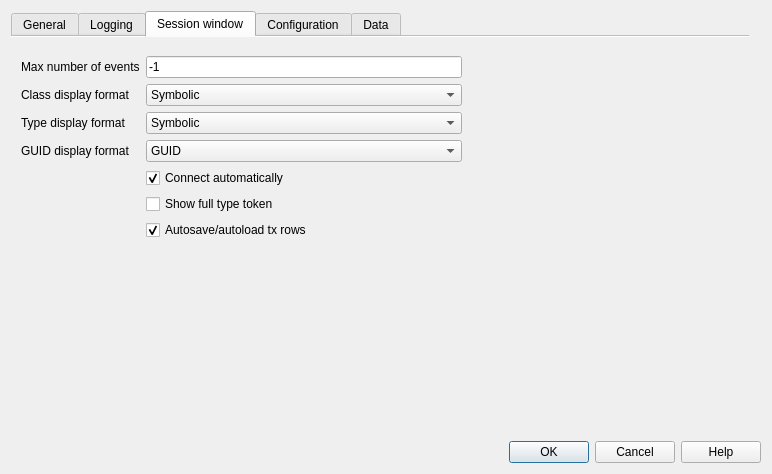
grodansparadis/vscp-works-qt, file src/cdlgmainsettings.ui: the form before one commit.
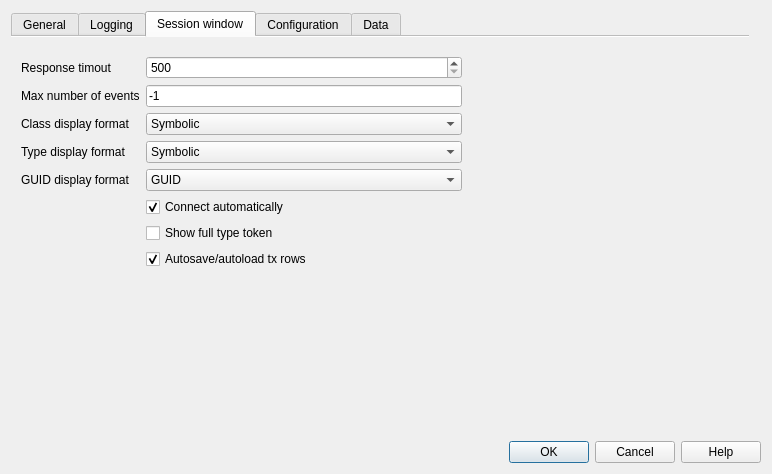
The form after the commit. The open tabs and pages were chosen to show the change.

Diff of the .ui file:
```diff
--- a/src/cdlgmainsettings.ui
+++ b/src/cdlgmainsettings.ui
@@ -461,7 +461,7 @@
          <x>10</x>
          <y>10</y>
          <width>441</width>
-         <height>262</height>
+         <height>283</height>
         </rect>
        </property>
        <layout class="QFormLayout" name="formLayout_4">
@@ -472,14 +472,14 @@
           </property>
          </widget>
         </item>
-        <item row="1" column="0">
+        <item row="4" column="0">
          <widget class="QLabel" name="label_8">
           <property name="text">
            <string>Max number of events</string>
           </property>
          </widget>
         </item>
-        <item row="1" column="1">
+        <item row="4" column="1">
          <widget class="QLineEdit" name="editMaxSessionEvents">
           <property name="toolTip">
            <string>&lt;html&gt;&lt;head/&gt;&lt;body&gt;&lt;p&gt;Max number of events that will be received. Set to -1 for no limit.&lt;/p&gt;&lt;/body&gt;&lt;/html&gt;</string>
@@ -489,14 +489,14 @@
           </property>
          </widget>
         </item>
-        <item row="2" column="0">
+        <item row="5" column="0">
          <widget class="QLabel" name="label_10">
           <property name="text">
            <string>Class display format</string>
           </property>
          </widget>
         </item>
-        <item row="2" column="1">
+        <item row="5" column="1">
          <widget class="QComboBox" name="comboClassDisplayFormat">
           <property name="toolTip">
            <string>&lt;html&gt;&lt;head/&gt;&lt;body&gt;&lt;p&gt;Set how VSCP class data is displayed in&lt;span style=&quot; color:#cc0000;&quot;&gt; rx rows&lt;/span&gt;&lt;/p&gt;&lt;/body&gt;&lt;/html&gt;</string>
@@ -523,14 +523,14 @@
           </item>
          </widget>
         </item>
-        <item row="3" column="0">
+        <item row="6" column="0">
          <widget class="QLabel" name="label_11">
           <property name="text">
            <string>Type display format</string>
           </property>
          </widget>
         </item>
-        <item row="3" column="1">
+        <item row="6" column="1">
          <widget class="QComboBox" name="comboTypeDisplayFormat">
           <property name="toolTip">
            <string>&lt;html&gt;&lt;head/&gt;&lt;body&gt;&lt;p&gt;Set how VSCP type data is displayed in &lt;span style=&quot; color:#cc0000;&quot;&gt;rx rows&lt;/span&gt;&lt;/p&gt;&lt;/body&gt;&lt;/html&gt;</string>
@@ -557,14 +557,14 @@
           </item>
          </widget>
         </item>
-        <item row="4" column="0">
+        <item row="7" column="0">
          <widget class="QLabel" name="label_9">
           <property name="text">
            <string>GUID display format</string>
           </property>
          </widget>
         </item>
-        <item row="4" column="1">
+        <item row="7" column="1">
          <widget class="QComboBox" name="comboGuidDisplayFormat">
           <property name="toolTip">
            <string>&lt;html&gt;&lt;head/&gt;&lt;body&gt;&lt;p&gt;Set how VSCP GUID data is displayed in &lt;span style=&quot; color:#cc0000;&quot;&gt;rx rows&lt;/span&gt;&lt;/p&gt;&lt;/body&gt;&lt;/html&gt;</string>
@@ -591,7 +591,7 @@
           </item>
          </widget>
         </item>
-        <item row="5" column="1">
+        <item row="8" column="1">
          <widget class="QCheckBox" name="chkAutomaticConnect">
           <property name="toolTip">
            <string>&lt;html&gt;&lt;head/&gt;&lt;body&gt;&lt;p&gt;Automatically connect to remote host when session window is opended.&lt;/p&gt;&lt;/body&gt;&lt;/html&gt;</string>
@@ -604,7 +604,7 @@
           </property>
          </widget>
         </item>
-        <item row="6" column="1">
+        <item row="9" column="1">
          <widget class="QCheckBox" name="chkShowFullToken">
           <property name="toolTip">
            <string>&lt;html&gt;&lt;head/&gt;&lt;body&gt;&lt;p&gt;Show full type token (&lt;span style=&quot; color:#3465a4;&quot;&gt;&amp;quot;VSCP_TYPE_&amp;quot;&lt;/span&gt; is not removed from front of token)&lt;/p&gt;&lt;/body&gt;&lt;/html&gt;</string>
@@ -614,20 +614,7 @@
           </property>
          </widget>
         </item>
-        <item row="8" column="1">
-         <spacer name="verticalSpacer">
-          <property name="orientation">
-           <enum>Qt::Vertical</enum>
-          </property>
-          <property name="sizeHint" stdset="0">
-           <size>
-            <width>20</width>
-            <height>40</height>
-           </size>
-          </property>
-         </spacer>
-        </item>
-        <item row="7" column="1">
+        <item row="10" column="1">
          <widget class="QCheckBox" name="chkAutoSaveTxRows">
           <property name="toolTip">
            <string>&lt;html&gt;&lt;head/&gt;&lt;body&gt;&lt;p&gt;Tx &lt;span style=&quot; color:#000000;&quot;&gt;rows&lt;/span&gt; from &lt;span style=&quot; font-weight:600;&quot;&gt;last session&lt;/span&gt; loads when session opens and rows are saved when session closes.&lt;/p&gt;&lt;/body&gt;&lt;/html&gt;</string>
@@ -640,6 +627,36 @@
           </property>
          </widget>
         </item>
+        <item row="11" column="1">
+         <spacer name="verticalSpacer">
+          <property name="orientation">
+           <enum>Qt::Vertical</enum>
+          </property>
+          <property name="sizeHint" stdset="0">
+           <size>
+            <width>20</width>
+            <height>40</height>
+           </size>
+          </property>
+         </spacer>
+        </item>
+        <item row="3" column="0">
+         <widget class="QLabel" name="label_22">
+          <property name="text">
+           <string>Response timout</string>
+          </property>
+         </widget>
+        </item>
+        <item row="3" column="1">
+         <widget class="QSpinBox" name="spinSessionTimeout">
+          <property name="minimum">
+           <number>500</number>
+          </property>
+          <property name="maximum">
+           <number>10000</number>
+          </property>
+         </widget>
+        </item>
        </layout>
       </widget>
      </widget>
```
Left out of the diff: 51 changed lines with no effect on the pictures.
